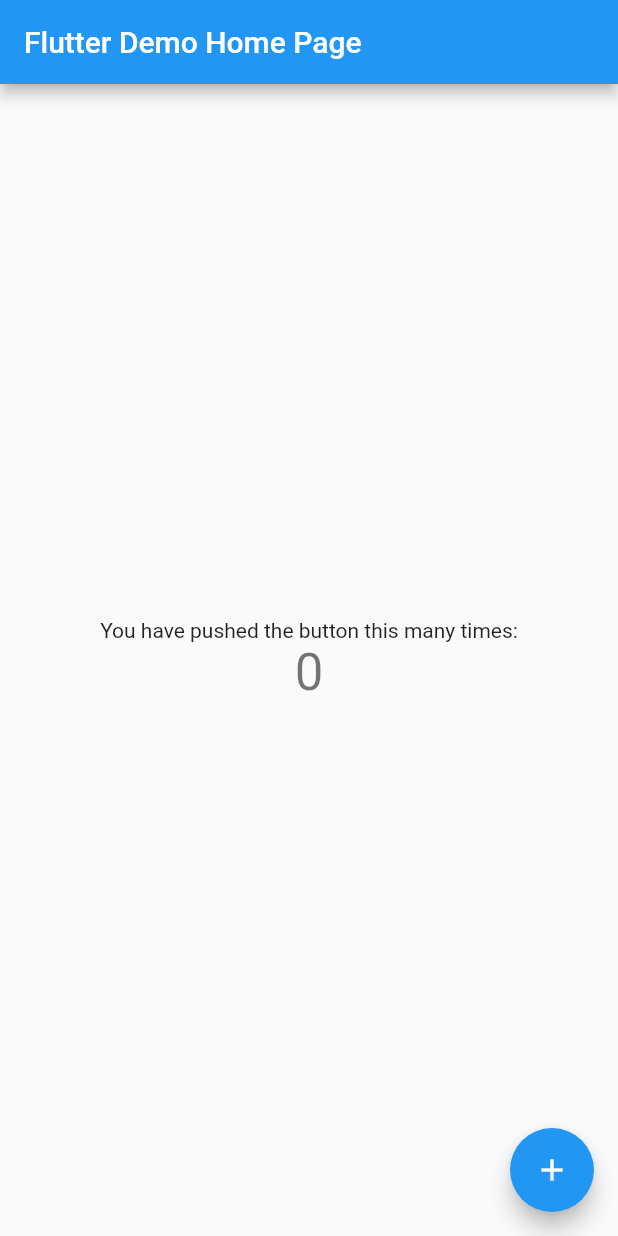
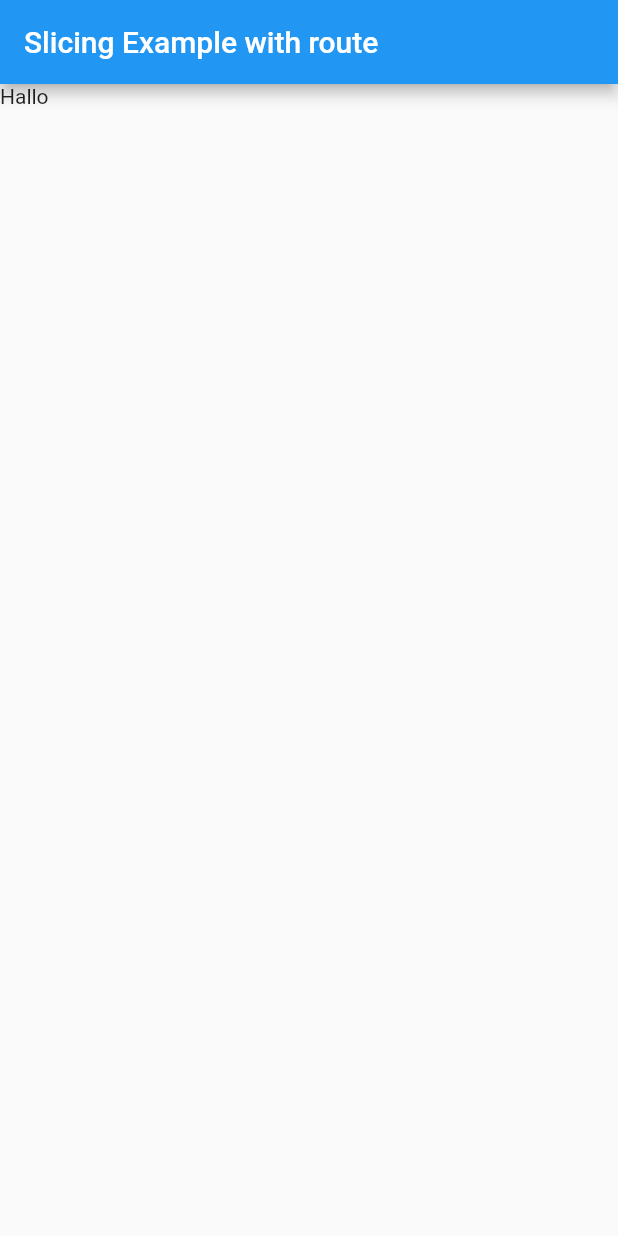
Before and after one commit to dimaszulfa/slicing_example, a Flutter app: the screen it shows after launch, on a phone screen of 412 x 824 dp. Run offline on Flutter 3.47's test engine with Material 2 defaults, Android fonts, the phone set to English and light mode, and no system bars.

Commit message:
size image

```diff
--- a/lib/main.dart
+++ b/lib/main.dart
@@ -1,115 +1,35 @@
+import 'dart:developer';
+
 import 'package:flutter/material.dart';
 
 void main() {
-  runApp(const MyApp());
+  runApp(MyApp());
 }
 
 class MyApp extends StatelessWidget {
-  const MyApp({super.key});
-
-  // This widget is the root of your application.
   @override
   Widget build(BuildContext context) {
     return MaterialApp(
-      title: 'Flutter Demo',
-      theme: ThemeData(
-        // This is the theme of your application.
-        //
-        // Try running your application with "flutter run". You'll see the
-        // application has a blue toolbar. Then, without quitting the app, try
-        // changing the primarySwatch below to Colors.green and then invoke
-        // "hot reload" (press "r" in the console where you ran "flutter run",
-        // or simply save your changes to "hot reload" in a Flutter IDE).
-        // Notice that the counter didn't reset back to zero; the application
-        // is not restarted.
-        primarySwatch: Colors.blue,
-      ),
-      home: const MyHomePage(title: 'Flutter Demo Home Page'),
+      home: HomePage(),
+      title: "TEST AJA",
     );
   }
 }
 
-class MyHomePage extends StatefulWidget {
-  const MyHomePage({super.key, required this.title});
-
-  // This widget is the home page of your application. It is stateful, meaning
-  // that it has a State object (defined below) that contains fields that affect
-  // how it looks.
-
-  // This class is the configuration for the state. It holds the values (in this
-  // case the title) provided by the parent (in this case the App widget) and
-  // used by the build method of the State. Fields in a Widget subclass are
-  // always marked "final".
-
-  final String title;
-
-  @override
-  State<MyHomePage> createState() => _MyHomePageState();
-}
-
-class _MyHomePageState extends State<MyHomePage> {
-  int _counter = 0;
-
-  void _incrementCounter() {
-    setState(() {
-      // This call to setState tells the Flutter framework that something has
-      // changed in this State, which causes it to rerun the build method below
-      // so that the display can reflect the updated values. If we changed
-      // _counter without calling setState(), then the build method would not be
-      // called again, and so nothing would appear to happen.
-      _counter++;
-    });
-  }
-
+class HomePage extends StatelessWidget {
   @override
   Widget build(BuildContext context) {
-    // This method is rerun every time setState is called, for instance as done
-    // by the _incrementCounter method above.
-    //
-    // The Flutter framework has been optimized to make rerunning build methods
-    // fast, so that you can just rebuild anything that needs updating rather
-    // than having to individually change instances of widgets.
+    final heightSize = MediaQuery.of(context).size.height;
+    final appBar = AppBar(
+      title: Text("Slicing Example with route"),
+    );
+    final bodySize = heightSize -
+        appBar.preferredSize.height -
+        MediaQuery.of(context).padding.top;
+
     return Scaffold(
-      appBar: AppBar(
-        // Here we take the value from the MyHomePage object that was created by
-        // the App.build method, and use it to set our appbar title.
-        title: Text(widget.title),
-      ),
-      body: Center(
-        // Center is a layout widget. It takes a single child and positions it
-        // in the middle of the parent.
-        child: Column(
-          // Column is also a layout widget. It takes a list of children and
-          // arranges them vertically. By default, it sizes itself to fit its
-          // children horizontally, and tries to be as tall as its parent.
-          //
-          // Invoke "debug painting" (press "p" in the console, choose the
-          // "Toggle Debug Paint" action from the Flutter Inspector in Android
-          // Studio, or the "Toggle Debug Paint" command in Visual Studio Code)
-          // to see the wireframe for each widget.
-          //
-          // Column has various properties to control how it sizes itself and
-          // how it positions its children. Here we use mainAxisAlignment to
-          // center the children vertically; the main axis here is the vertical
-          // axis because Columns are vertical (the cross axis would be
-          // horizontal).
-          mainAxisAlignment: MainAxisAlignment.center,
-          children: <Widget>[
-            const Text(
-              'You have pushed the button this many times:',
-            ),
-            Text(
-              '$_counter',
-              style: Theme.of(context).textTheme.headlineMedium,
-            ),
-          ],
-        ),
-      ),
-      floatingActionButton: FloatingActionButton(
-        onPressed: _incrementCounter,
-        tooltip: 'Increment',
-        child: const Icon(Icons.add),
-      ), // This trailing comma makes auto-formatting nicer for build methods.
+      appBar: appBar,
+      body: Text("Hallo"),
     );
   }
 }
```
